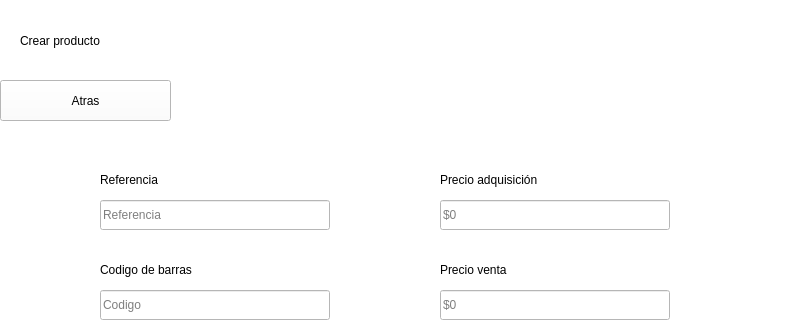
Old version of the form GUI/sub_ventanas/ui/inventario_productos/crear_producto.ui in the repository C-Sebastian-M/GLAM_MAKEUP_STORE; both pictures show x 0 to 800 and y 0 to 320 of the 800 by 600 pixel window.
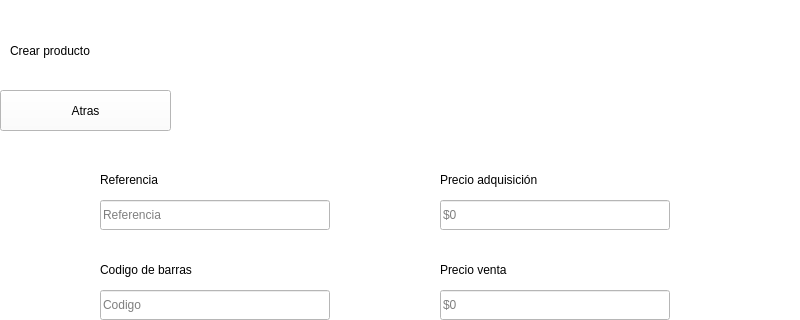
New version of the form.

Commit message: Se agrega la linea Inventario de productos

Diff of the .ui file:
```diff
--- a/GUI/sub_ventanas/ui/inventario_productos/crear_producto.ui
+++ b/GUI/sub_ventanas/ui/inventario_productos/crear_producto.ui
@@ -37,7 +37,7 @@
     <property name="geometry">
      <rect>
       <x>0</x>
-      <y>80</y>
+      <y>90</y>
       <width>171</width>
       <height>41</height>
      </rect>
@@ -68,8 +68,8 @@
    <widget class="QLabel" name="label">
     <property name="geometry">
      <rect>
-      <x>20</x>
-      <y>20</y>
+      <x>10</x>
+      <y>30</y>
       <width>611</width>
       <height>41</height>
      </rect>
```
Left out of the diff: 2 changed lines with no effect on the pictures. The commit also changes 3 other files.
